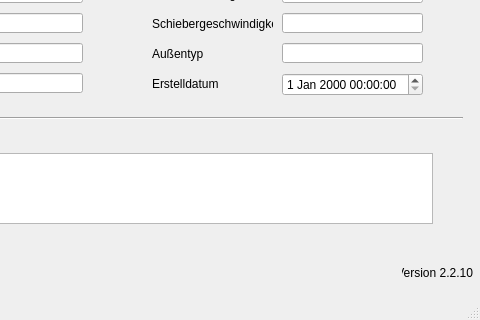
The window that qkan/database/templates/wehre.ui (hoettges/QKan) describes before a commit, drawn with Qt 5; both pictures show x 168 to 648 and y 147 to 467 of the 648 by 467 pixel window.
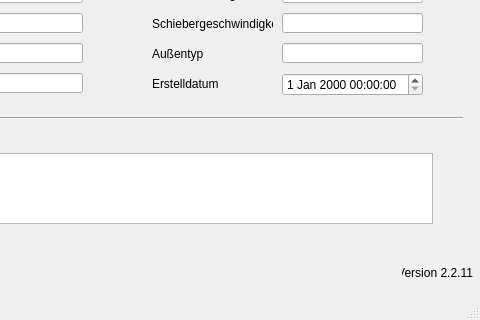
The same window after the commit. Custom widgets are drawn as their Qt base class.

```diff
--- a/qkan/database/templates/wehre.ui
+++ b/qkan/database/templates/wehre.ui
@@ -375,7 +375,7 @@
      <string>Version QKan Import</string>
     </property>
     <property name="text">
-     <string>Version 2.2.10</string>
+     <string>Version 2.2.11</string>
     </property>
     <property name="alignment">
      <set>Qt::AlignRight|Qt::AlignTrailing|Qt::AlignVCenter</set>
```
